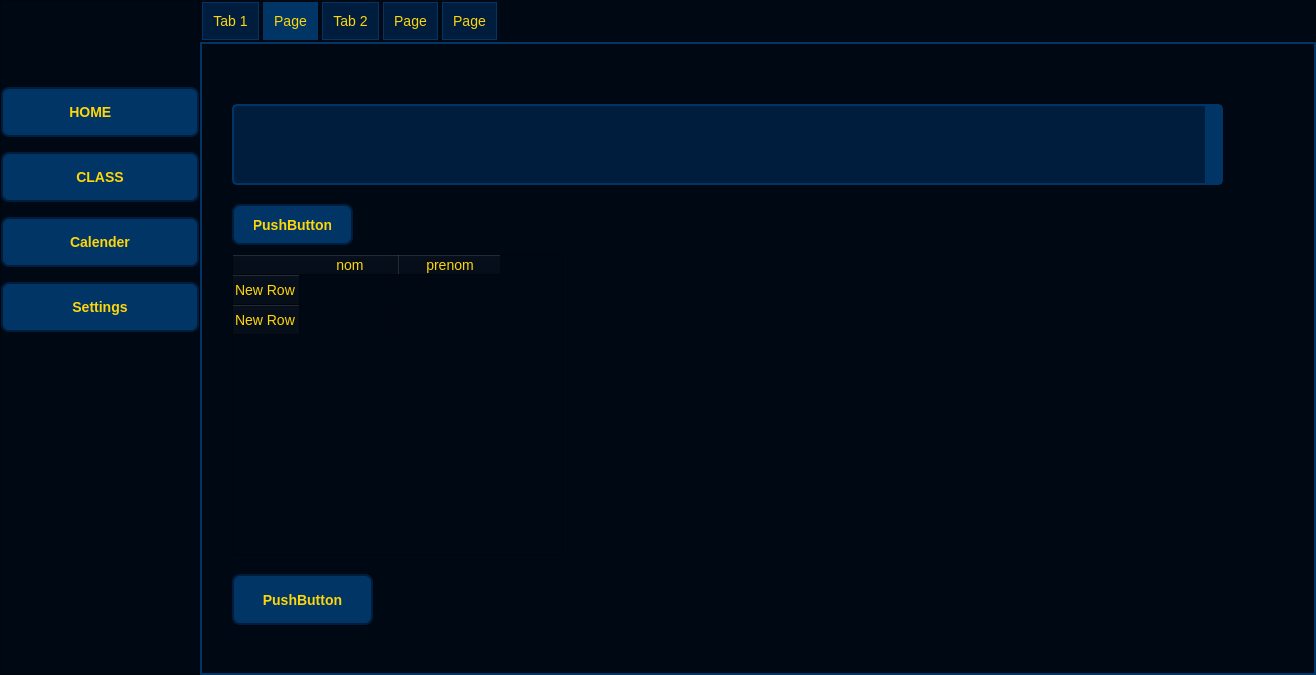
Qt form form.ui (bouhaddagithub/ssms) before a commit.
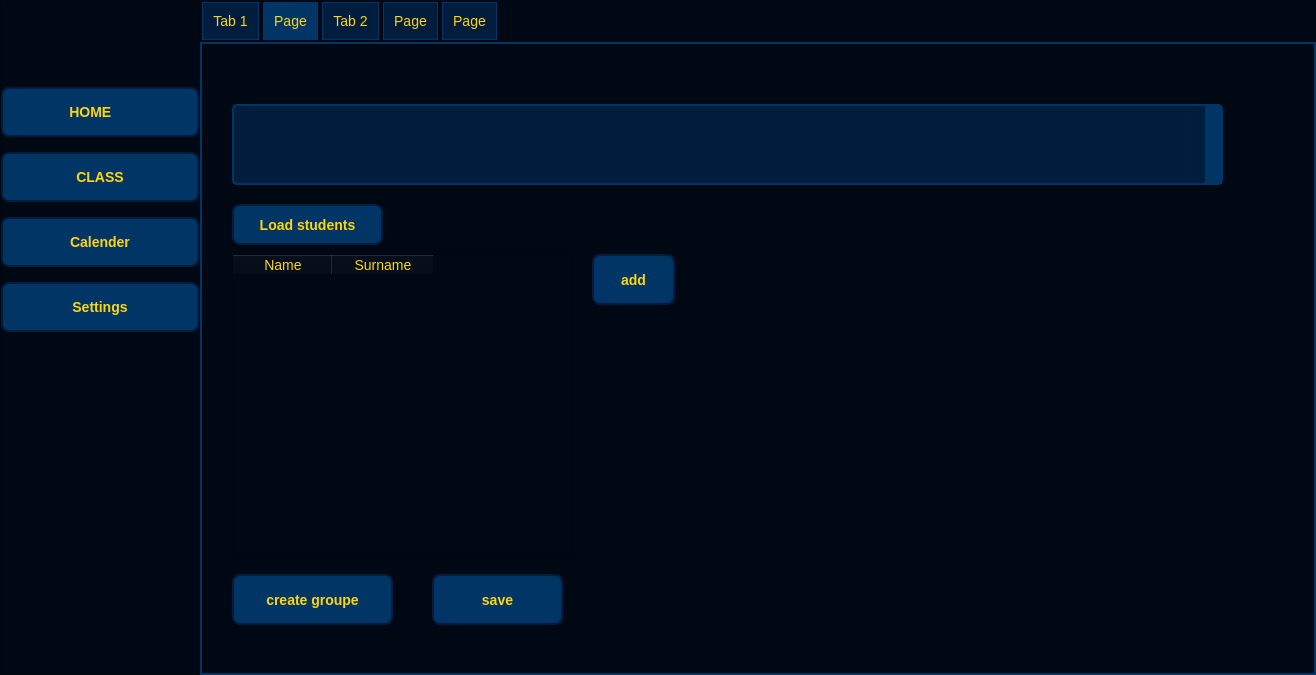
The same form after that commit. The open tabs and pages were chosen to show the change. Icons and pictures are not drawn.

Commit message: groupe logique added

What changed in the file:
```diff
--- a/form.ui
+++ b/form.ui
@@ -372,28 +372,21 @@
         <rect>
          <x>30</x>
          <y>210</y>
-         <width>331</width>
+         <width>341</width>
          <height>301</height>
         </rect>
        </property>
-       <row>
-        <property name="text">
-         <string>New Row</string>
-        </property>
-       </row>
-       <row>
-        <property name="text">
-         <string>New Row</string>
-        </property>
-       </row>
+       <property name="editTriggers">
+        <set>QAbstractItemView::AllEditTriggers</set>
+       </property>
        <column>
         <property name="text">
-         <string>nom</string>
+         <string>Name</string>
         </property>
        </column>
        <column>
         <property name="text">
-         <string>prenom</string>
+         <string>Surname</string>
         </property>
        </column>
       </widget>
@@ -402,12 +395,12 @@
         <rect>
          <x>30</x>
          <y>530</y>
-         <width>141</width>
+         <width>161</width>
          <height>51</height>
         </rect>
        </property>
        <property name="text">
-        <string>PushButton</string>
+        <string>create groupe</string>
        </property>
       </widget>
       <widget class="QPushButton" name="pushButton_2">
@@ -415,12 +408,12 @@
         <rect>
          <x>30</x>
          <y>160</y>
-         <width>121</width>
+         <width>151</width>
          <height>41</height>
         </rect>
        </property>
        <property name="text">
-        <string>PushButton</string>
+        <string>Load students</string>
        </property>
       </widget>
       <widget class="QComboBox" name="comboBox">
@@ -433,6 +426,32 @@
         </rect>
        </property>
       </widget>
+      <widget class="QPushButton" name="save_changes_button">
+       <property name="geometry">
+        <rect>
+         <x>230</x>
+         <y>530</y>
+         <width>131</width>
+         <height>51</height>
+        </rect>
+       </property>
+       <property name="text">
+        <string>save</string>
+       </property>
+      </widget>
+      <widget class="QPushButton" name="add_row_button">
+       <property name="geometry">
+        <rect>
+         <x>390</x>
+         <y>210</y>
+         <width>83</width>
+         <height>51</height>
+        </rect>
+       </property>
+       <property name="text">
+        <string>add</string>
+       </property>
+      </widget>
      </widget>
      <widget class="QWidget" name="tab_2">
       <attribute name="title">
```
Left out of the diff: 16 changed lines with no effect on the pictures. The commit also changes 3900 other files.
